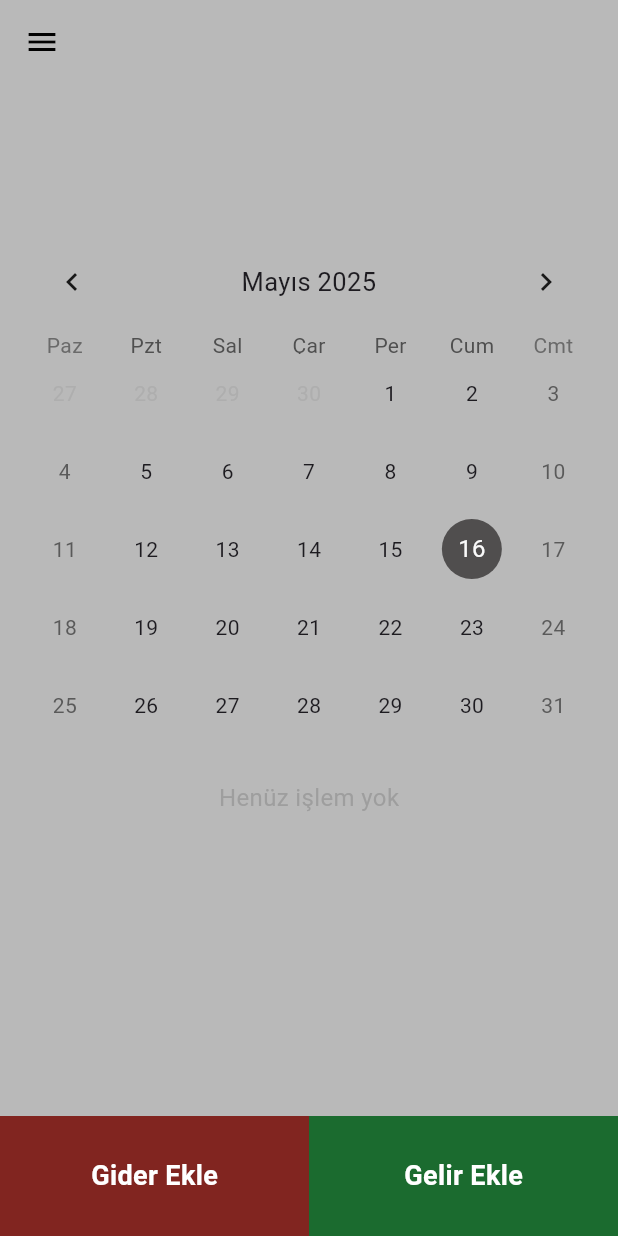
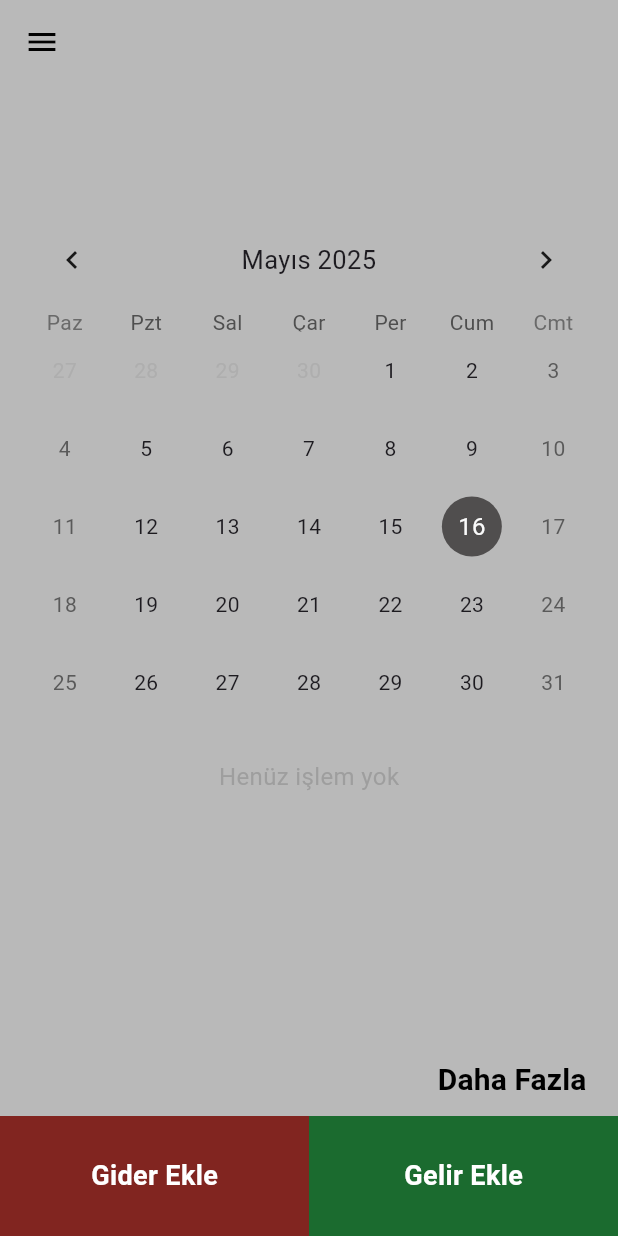
Before and after one commit to Butcher3-8/Gelir-Gider---Para-Yonetimi, a Flutter app: the screen it shows after launch, on a phone screen of 412 x 824 dp. Run offline on Flutter 3.47's test engine with Material 3 defaults, Android fonts, the phone set to English and light mode, and no system bars; drawn by our look-alikes of table_calendar; our stand-ins replace go_router, lottie.

Commit message:
En son yapılanlar ve ekranı eklendi

```diff
--- a/lib/screens/home_screen.dart
+++ b/lib/screens/home_screen.dart
@@ -1,4 +1,5 @@
 import 'package:flutter/material.dart';
+import 'package:flutter_app/screens/transaction_history_screen.dart';
 import 'package:intl/intl.dart'; // Tarih formatı için gerekli
 import 'package:table_calendar/table_calendar.dart';
 import '../core/constants/app_colors.dart';
@@ -62,7 +63,7 @@ class _HomeScreenState extends State<HomeScreen> {
         children: [
           Column(
             children: [
-              const SizedBox(height: 100),
+              const SizedBox(height: 85),
               Padding(
                 padding: const EdgeInsets.symmetric(horizontal: 16),
                 child: TableCalendar(
@@ -93,12 +94,37 @@ class _HomeScreenState extends State<HomeScreen> {
                   ),
                 ),
               ),
-              const SizedBox(height: 8),
+              const SizedBox(height: 9),
               Expanded(
                 child: SingleChildScrollView(
                   child: LastTransactions(transactions: transactions),
                 ),
               ),
+              Align(
+  alignment: Alignment.centerRight,
+  child: Padding(
+    padding: const EdgeInsets.only(right: 9.0, top: 9),
+    child: TextButton(
+      onPressed: () {
+        Navigator.push(
+          context,
+          MaterialPageRoute(
+            builder: (context) => TransactionHistoryScreen(transactions: _transactions),
+          ),
+        );
+      },
+      child: const Text(
+        "Daha Fazla",
+        style: TextStyle(
+          color: Colors.black,
+          fontSize: 20,
+          fontWeight: FontWeight.bold,
+        ),
+      ),
+    ),
+  ),
+),
+
               Row(
                 children: [
                   Expanded(
```
Also changed, not shown: lib/screens/transaction_history_screen.dart (added, +92 -0 lines), lib/widgets/expense_popup.dart (+11 -2 lines), lib/widgets/income_popup.dart (+14 -5 lines).
